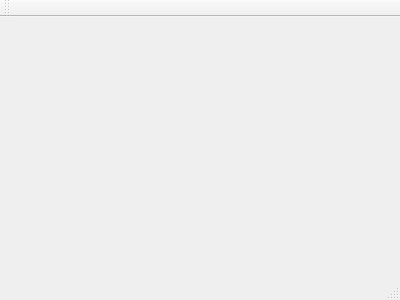
Qt form mainwindow.ui (FarhadProfessional/QSerialPort) before a commit.
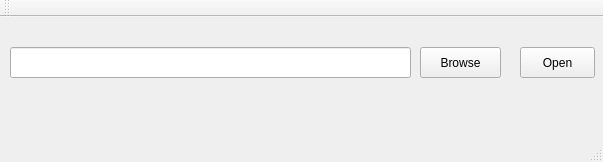
The same form after that commit.

```diff
--- a/mainwindow.ui
+++ b/mainwindow.ui
@@ -1,24 +1,76 @@
 <ui version="4.0">
  <class>MainWindow</class>
- <widget class="QMainWindow" name="MainWindow" >
-  <property name="geometry" >
+ <widget class="QMainWindow" name="MainWindow">
+  <property name="geometry">
    <rect>
     <x>0</x>
     <y>0</y>
-    <width>400</width>
-    <height>300</height>
+    <width>603</width>
+    <height>162</height>
    </rect>
   </property>
   <property name="windowTitle" >
    <string>MainWindow</string>
   </property>
-  <widget class="QMenuBar" name="menuBar" />
-  <widget class="QToolBar" name="mainToolBar" />
-  <widget class="QWidget" name="centralWidget" />
-  <widget class="QStatusBar" name="statusBar" />
+  <widget class="QWidget" name="centralWidget">
+   <widget class="QPushButton" name="btnOpenClose">
+    <property name="geometry">
+     <rect>
+      <x>520</x>
+      <y>30</y>
+      <width>75</width>
+      <height>31</height>
+     </rect>
+    </property>
+    <property name="text">
+     <string>Open</string>
+    </property>
+   </widget>
+   <widget class="QPushButton" name="btnBrowse">
+    <property name="geometry">
+     <rect>
+      <x>420</x>
+      <y>30</y>
+      <width>81</width>
+      <height>31</height>
+     </rect>
+    </property>
+    <property name="text">
+     <string>Browse</string>
+    </property>
+   </widget>
+   <widget class="QLineEdit" name="txtBrowse">
+    <property name="geometry">
+     <rect>
+      <x>10</x>
+      <y>30</y>
+      <width>401</width>
+      <height>31</height>
+     </rect>
+    </property>
+   </widget>
+  </widget>
+  <widget class="QMenuBar" name="menuBar">
+   <property name="geometry">
+    <rect>
+     <x>0</x>
+     <y>0</y>
+     <width>603</width>
+     <height>21</height>
+    </rect>
+   </property>
+  </widget>
+  <widget class="QToolBar" name="mainToolBar">
+   <attribute name="toolBarArea">
+    <enum>TopToolBarArea</enum>
+   </attribute>
+   <attribute name="toolBarBreak">
+    <bool>false</bool>
+   </attribute>
+  </widget>
+  <widget class="QStatusBar" name="statusBar"/>
  </widget>
- <layoutDefault spacing="6" margin="11" />
- <pixmapfunction></pixmapfunction>
+ <layoutdefault spacing="6" margin="11"/>
  <resources/>
  <connections/>
 </ui>
```
Left out of the diff: 3 changed lines with no effect on the pictures.
